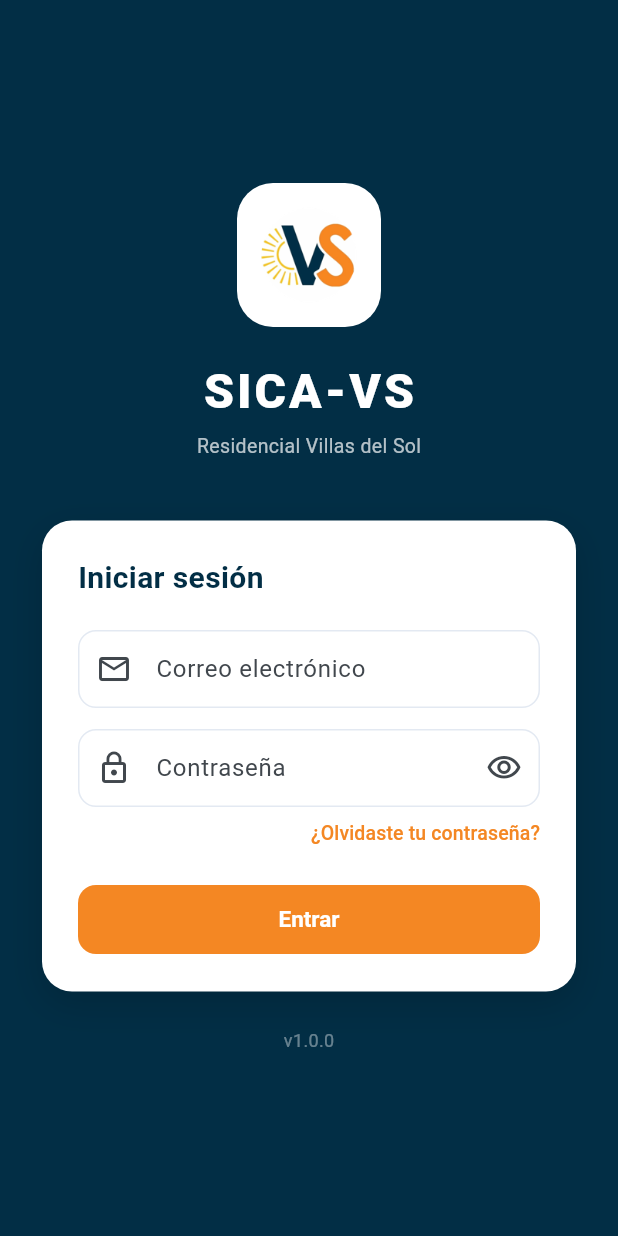
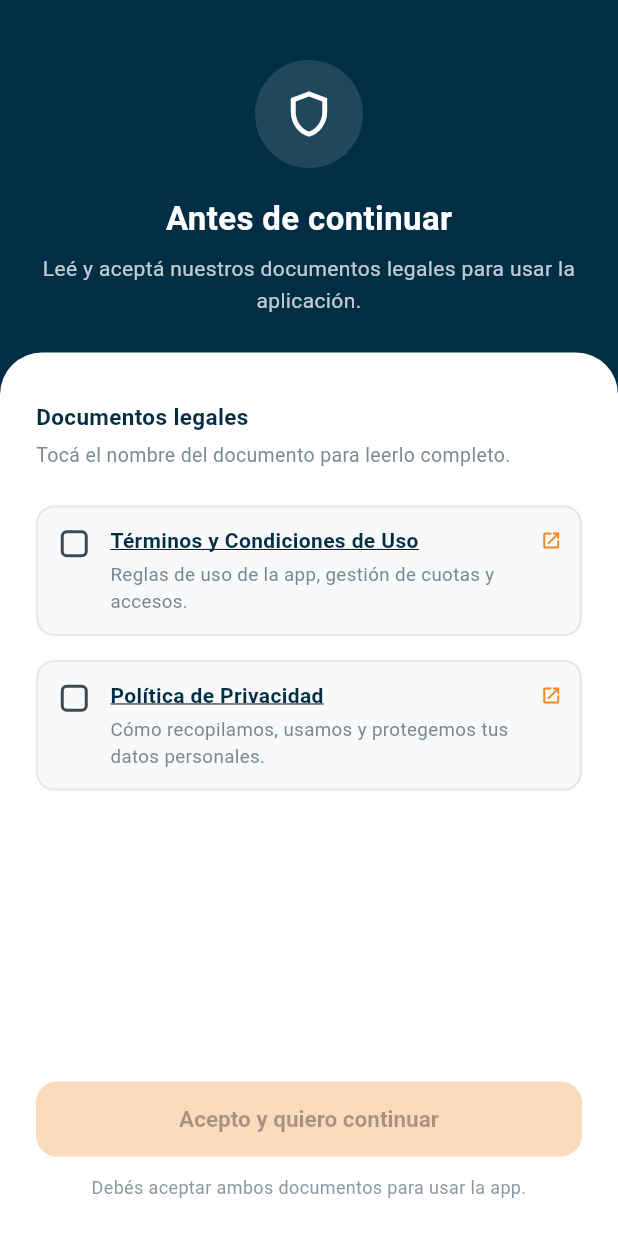
Before and after one commit to arturocubero28-hash/sica-vs-app, a Flutter app: the screen it shows after launch, on a phone screen of 412 x 824 dp. Run offline on Flutter 3.47's test engine with Material 3 defaults, Android fonts, the phone set to English and light mode, and no system bars; our stand-ins replace device_info_plus, firebase_core, firebase_messaging, flutter_image_compress, flutter_local_notifications, flutter_secure_storage and 7 more; missing offline and left inert: flutter_pdfview, mobile_scanner; accounts and stored records are empty.

Commit message:
feat(app): Dia 64 - pantalla de consentimiento de terminos y privacidad antes del login
Requerimiento real de Play Store y App Store para apps que recopilan
datos personales. Se muestra UNA SOLA VEZ (la primera apertura, o si
los documentos se actualizan) antes de llegar al login.

PANTALLA (lib/screens/consentimiento_screen.dart):
- Fondo azul de marca con icono de escudo, igual que el login.
- Tarjeta blanca con 2 checkboxes obligatorios (uno para Terminos,
  uno para Privacidad) -- ambos deben estar marcados para habilitar
  el boton 'Acepto y quiero continuar'.
- El nombre de cada documento es un link subrayado que abre el
  documento completo en el navegador externo del telefono via
  url_launcher (ya era una dependencia del proyecto, no se agrego
  ninguna nueva).
- El consentimiento queda guardado en el almacenamiento seguro del
  dispositivo (misma FlutterSecureStorage ya usada para el token de
  sesion). Se versionea: incrementar _versionActual = '1' -> '2' en
  el codigo cuando los documentos cambien de forma relevante, para
  volver a pedirle el consentimiento a todos los usuarios.

INTEGRACION (lib/screens/splash_screen.dart):
- Se chequea ConsentimientoScreen.necesitaConsentimiento() en las 2
  rutas que llevan al login (sin sesion guardada, y con token expirado).
- Si necesita: splash -> ConsentimientoScreen -> LoginScreen.
- Si ya acepto: splash -> LoginScreen (sin friccion extra).
- Los usuarios con sesion activa valida nunca ven la pantalla
  (ya aceptaron cuando se loguearon la primera vez).

```diff
--- /dev/null
+++ b/lib/screens/consentimiento_screen.dart
@@ -0,0 +1,251 @@
+import 'package:flutter/material.dart';
+import 'package:flutter_secure_storage/flutter_secure_storage.dart';
+import 'package:url_launcher/url_launcher.dart';
+import '../theme/app_theme.dart';
+
+/// Día 64 — pantalla de consentimiento de Política de Privacidad y Términos
+/// y Condiciones. Se muestra UNA SOLA VEZ, antes de llegar al login, la
+/// primera vez que el usuario abre la app (o si los términos se actualizan
+/// y hay que volver a pedir el consentimiento). Una vez aceptada, queda
+/// guardado en el almacenamiento seguro del dispositivo.
+///
+/// Requerimiento real de Play Store y App Store para apps que recopilan
+/// datos personales (nombre, correo, teléfono, registros de acceso,
+/// fotografías de visitantes, comprobantes de pago).
+class ConsentimientoScreen extends StatefulWidget {
+  final VoidCallback onAceptado;
+  const ConsentimientoScreen({super.key, required this.onAceptado});
+
+  @override
+  State<ConsentimientoScreen> createState() => _ConsentimientoScreenState();
+
+  // ── Persistencia ───────────────────────────────────────────────────────────
+  static const _store = FlutterSecureStorage(
+    aOptions: AndroidOptions(encryptedSharedPreferences: true),
+  );
+  static const _keyVersion = 'sica_terminos_version';
+  // Incrementar este número cuando los documentos cambien de forma relevante
+  // para volver a pedirle el consentimiento a todos los usuarios.
+  static const _versionActual = '1';
+
+  static Future<bool> necesitaConsentimiento() async {
+    final guardado = await _store.read(key: _keyVersion);
+    return guardado != _versionActual;
+  }
+
+  static Future<void> marcarAceptado() async {
+    await _store.write(key: _keyVersion, value: _versionActual);
+  }
+}
+
+class _ConsentimientoScreenState extends State<ConsentimientoScreen> {
+  bool _aceptaTerminos = false;
+  bool _aceptaPrivacidad = false;
+  bool _guardando = false;
+
+  bool get _puedeContiuar => _aceptaTerminos && _aceptaPrivacidad;
+
+  Future<void> _abrir(String url) async {
+    final uri = Uri.parse(url);
+    if (!await launchUrl(uri, mode: LaunchMode.externalApplication)) {
+      if (mounted) {
+        ScaffoldMessenger.of(context).showSnackBar(
+          const SnackBar(content: Text('No se pudo abrir el documento')),
+        );
+      }
+    }
+  }
+
+  Future<void> _continuar() async {
+    if (!_puedeContiuar) return;
+    setState(() => _guardando = true);
+    await ConsentimientoScreen.marcarAceptado();
+    widget.onAceptado();
+  }
+
+  @override
+  Widget build(BuildContext context) {
+    return Scaffold(
+      backgroundColor: AppColors.azul,
+      body: SafeArea(
+        child: Column(
+          children: [
+            // ── Encabezado ──────────────────────────────────────────────────
+            Padding(
+              padding: const EdgeInsets.fromLTRB(24, 40, 24, 24),
+              child: Column(
+                children: [
+                  Container(
+                    width: 72, height: 72,
+                    decoration: BoxDecoration(
+                      color: Colors.white.withOpacity(0.12),
+                      shape: BoxShape.circle,
+                    ),
+                    child: const Icon(Icons.shield_outlined, color: Colors.white, size: 36),
+                  ),
+                  const SizedBox(height: 18),
+                  const Text('Antes de continuar',
+                    style: TextStyle(color: Colors.white, fontSize: 22, fontWeight: FontWeight.w700)),
+                  const SizedBox(height: 8),
+                  Text(
+                    'Leé y aceptá nuestros documentos legales para usar la aplicación.',
+                    textAlign: TextAlign.center,
+                    style: TextStyle(color: Colors.white.withOpacity(0.75), fontSize: 14, height: 1.5),
+                  ),
+                ],
+              ),
+            ),
+
+            // ── Tarjeta de checkboxes ────────────────────────────────────────
+            Expanded(
+              child: Container(
+                width: double.infinity,
+                decoration: const BoxDecoration(
+                  color: Colors.white,
+                  borderRadius: BorderRadius.vertical(top: Radius.circular(28)),
+                ),
+                padding: const EdgeInsets.fromLTRB(24, 32, 24, 24),
+                child: Column(
+                  crossAxisAlignment: CrossAxisAlignment.start,
+                  children: [
+                    const Text('Documentos legales',
+                      style: TextStyle(fontSize: 15, fontWeight: FontWeight.w700, color: AppColors.azul)),
+                    const SizedBox(height: 6),
+                    Text(
+                      'Tocá el nombre del documento para leerlo completo.',
+                      style: TextStyle(fontSize: 13, color: AppColors.gris.withOpacity(0.8)),
+                    ),
+                    const SizedBox(height: 24),
+
+                    // ── Checkbox Términos ────────────────────────────────────
+                    _CheckboxDocumento(
+                      aceptado: _aceptaTerminos,
+                      onChanged: (v) => setState(() => _aceptaTerminos = v ?? false),
+                      titulo: 'Términos y Condiciones de Uso',
+                      descripcion: 'Reglas de uso de la app, gestión de cuotas y accesos.',
+                      onVerDocumento: () => _abrir('https://patronatovillasdelsol.com/terminos.html'),
+                    ),
+
+                    const SizedBox(height: 16),
+
+                    // ── Checkbox Privacidad ──────────────────────────────────
+                    _CheckboxDocumento(
+                      aceptado: _aceptaPrivacidad,
+                      onChanged: (v) => setState(() => _aceptaPrivacidad = v ?? false),
+                      titulo: 'Política de Privacidad',
+                      descripcion: 'Cómo recopilamos, usamos y protegemos tus datos personales.',
+                      onVerDocumento: () => _abrir('https://patronatovillasdelsol.com/privacidad.html'),
+                    ),
+
+                    const Spacer(),
+
+                    // ── Botón continuar ──────────────────────────────────────
+                    SizedBox(
+                      width: double.infinity,
+                      child: ElevatedButton(
+                        onPressed: (_puedeContiuar && !_guardando) ? _continuar : null,
+                        style: ElevatedButton.styleFrom(
+                          backgroundColor: AppColors.naranja,
+                          disabledBackgroundColor: AppColors.naranja.withOpacity(0.3),
+                          foregroundColor: Colors.white,
+                          padding: const EdgeInsets.symmetric(vertical: 16),
+                          shape: RoundedRectangleBorder(borderRadius: BorderRadius.circular(14)),
+                          elevation: 0,
+                        ),
+                        child: _guardando
+                          ? const SizedBox(width: 22, height: 22,
+                              child: CircularProgressIndicator(color: Colors.white, strokeWidth: 2.5))
+                          : const Text('Acepto y quiero continuar',
+                              style: TextStyle(fontWeight: FontWeight.w700, fontSize: 15)),
+                      ),
+                    ),
+                    const SizedBox(height: 12),
+                    Center(
+                      child: Text(
+                        'Debés aceptar ambos documentos para usar la app.',
+                        style: TextStyle(fontSize: 12, color: AppColors.gris.withOpacity(0.7)),
+                        textAlign: TextAlign.center,
+                      ),
+                    ),
+                  ],
+                ),
+              ),
+            ),
+          ],
+        ),
+      ),
+    );
+  }
+}
+
+/// Widget reutilizable para cada checkbox de documento legal.
+class _CheckboxDocumento extends StatelessWidget {
+  final bool aceptado;
+  final ValueChanged<bool?> onChanged;
+  final String titulo;
+  final String descripcion;
+  final VoidCallback onVerDocumento;
+
+  const _CheckboxDocumento({
+    required this.aceptado,
+    required this.onChanged,
+    required this.titulo,
+    required this.descripcion,
+    required this.onVerDocumento,
+  });
+
+  @override
+  Widget build(BuildContext context) {
+    return Container(
+      decoration: BoxDecoration(
+        color: aceptado ? AppColors.naranja.withOpacity(0.06) : const Color(0xFFF8F9FA),
+        borderRadius: BorderRadius.circular(12),
+        border: Border.all(
+          color: aceptado ? AppColors.naranja.withOpacity(0.4) : const Color(0xFFE5E7EB),
+          width: 1.5,
+        ),
+      ),
+      child: Row(
+        crossAxisAlignment: CrossAxisAlignment.start,
+        children: [
+          Checkbox(
+            value: aceptado,
+            onChanged: onChanged,
+            activeColor: AppColors.naranja,
+            shape: RoundedRectangleBorder(borderRadius: BorderRadius.circular(4)),
+          ),
+          Expanded(
+            child: Padding(
+              padding: const EdgeInsets.fromLTRB(0, 12, 12, 12),
+              child: Column(
+                crossAxisAlignment: CrossAxisAlignment.start,
+                children: [
+                  GestureDetector(
+                    onTap: onVerDocumento,
+                    child: Row(
+                      children: [
+                        Expanded(
+                          child: Text(titulo,
+                            style: const TextStyle(
+                              fontWeight: FontWeight.w600,
+                              fontSize: 14,
+                              color: AppColors.azul,
+                              decoration: TextDecoration.underline,
+                            )),
+                        ),
+                        const Icon(Icons.open_in_new, size: 14, color: AppColors.naranja),
+                      ],
+                    ),
+                  ),
+                  const SizedBox(height: 4),
+                  Text(descripcion,
+                    style: TextStyle(fontSize: 12.5, color: AppColors.gris.withOpacity(0.8), height: 1.4)),
+                ],
+              ),
+            ),
+          ),
+        ],
+      ),
+    );
+  }
+}
--- a/lib/screens/splash_screen.dart
+++ b/lib/screens/splash_screen.dart
@@ -4,6 +4,7 @@ import '../api/bloqueo_biometrico.dart';
 import '../api/permisos.dart';
 import '../theme/app_theme.dart';
 import '../modules/shared/role_router.dart';
+import 'consentimiento_screen.dart';
 import 'login_screen.dart';
 
 /// Pantalla de inicio: verifica si ya hay sesión guardada.
@@ -43,8 +44,22 @@ class _SplashScreenState extends State<SplashScreen> {
     final rol   = await AuthStorage.getRol();
 
     if (token == null || rol == null) {
-      Navigator.of(context).pushReplacement(
-          MaterialPageRoute(builder: (_) => const LoginScreen()));
+      // Día 64 — chequeo de consentimiento: si el usuario nunca aceptó los
+      // términos (primera apertura de la app, o si los documentos se
+      // actualizaron), mostrar la pantalla de consentimiento antes del login.
+      final necesita = await ConsentimientoScreen.necesitaConsentimiento();
+      if (!mounted) return;
+      if (necesita) {
+        Navigator.of(context).pushReplacement(MaterialPageRoute(
+          builder: (_) => ConsentimientoScreen(
+            onAceptado: () => Navigator.of(context).pushReplacement(
+              MaterialPageRoute(builder: (_) => const LoginScreen())),
+          ),
+        ));
+      } else {
+        Navigator.of(context).pushReplacement(
+            MaterialPageRoute(builder: (_) => const LoginScreen()));
+      }
       return;
     }
 
@@ -57,8 +72,19 @@ class _SplashScreenState extends State<SplashScreen> {
       if (!mounted) return;
       // El token expiró o fue revocado — ir al login
       if (e.code == 'no_autorizado' || e.code == 'ERROR') {
-        Navigator.of(context).pushReplacement(
-            MaterialPageRoute(builder: (_) => const LoginScreen()));
+        final necesita = await ConsentimientoScreen.necesitaConsentimiento();
+        if (!mounted) return;
+        if (necesita) {
+          Navigator.of(context).pushReplacement(MaterialPageRoute(
+            builder: (_) => ConsentimientoScreen(
+              onAceptado: () => Navigator.of(context).pushReplacement(
+                MaterialPageRoute(builder: (_) => const LoginScreen())),
+            ),
+          ));
+        } else {
+          Navigator.of(context).pushReplacement(
+              MaterialPageRoute(builder: (_) => const LoginScreen()));
+        }
         return;
       }
     } catch (_) {
```
